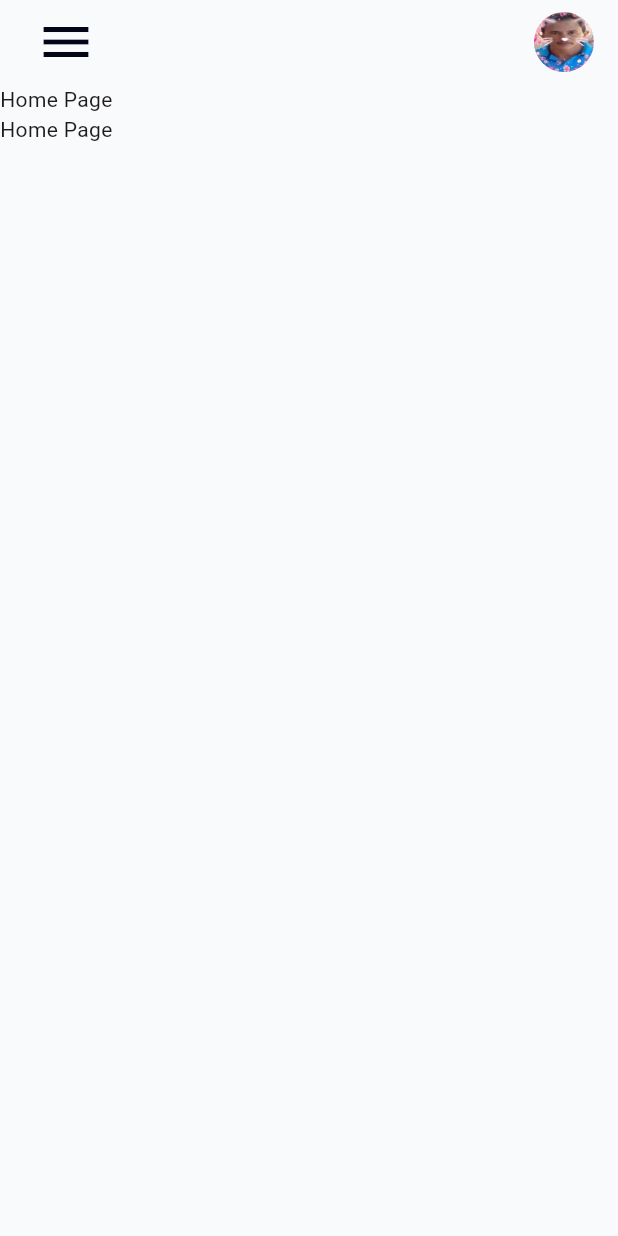
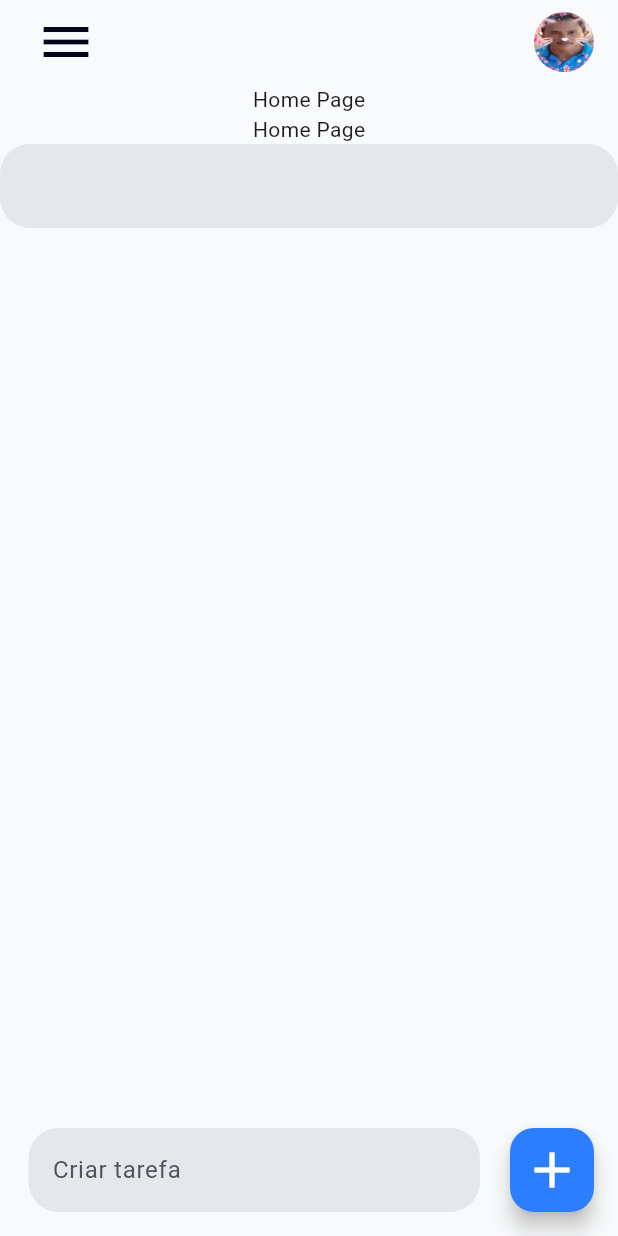
Before and after one commit to NBorego/caneta-azul-app, a Flutter app: the screen it shows after launch, on a phone screen of 412 x 824 dp. Run offline on Flutter 3.47's test engine with Material 3 defaults, Android fonts, the phone set to English and light mode, and no system bars.

Commit message:
input decoration quase feito

```diff
--- a/frontend/lib/pages/home_page.dart
+++ b/frontend/lib/pages/home_page.dart
@@ -21,7 +21,22 @@ class HomePage extends StatelessWidget {
           ],
         ),
       ),
-      body: Column(children: [Text('Home Page'), Text('Home Page')]),
+      body: Column(
+        children: [Text('Home Page'), Text('Home Page'), TextField()],
+      ),
+      floatingActionButton: Row(
+        children: [
+          Expanded(
+            child: Padding(
+              padding: const EdgeInsets.only(left: 35, right: 20),
+              child: TextField(
+                decoration: InputDecoration(labelText: 'Criar tarefa'),
+              ),
+            ),
+          ),
+          FloatingActionButton(onPressed: () {}, child: Icon(Icons.add)),
+        ],
+      ),
     );
   }
 }
--- a/frontend/lib/themes/app_colors.dart
+++ b/frontend/lib/themes/app_colors.dart
@@ -5,6 +5,7 @@ class AppColors {
   static final Color primaryColor = Color(0xFF2B7FFF);
   static final Color dangerColor = Color(0xFFFB2C36);
   static final Color background = Color(0xFFF9FAFB);
+  static final Color input = Color(0xFFE5E7EB);
   static final Color textLight1 = Color(0xFF020618);
   static final Color textLight2 = Color(0xFF52525C);
 
@@ -12,6 +13,7 @@ class AppColors {
   static final Color primaryColorDark = Color(0xFF155DFC);
   static final Color dangerColorDark = Color(0xFFE7000B);
   static final Color backgroundDark = Color(0xFF18181B);
+  static final Color inputDark = Color(0xFF27272A);
   static final Color textDark1 = Color(0xFFE5E7EB);
   static final Color textDark2 = Color(0xFF9F9FA9);
 }
--- a/frontend/lib/themes/app_themes.dart
+++ b/frontend/lib/themes/app_themes.dart
@@ -15,6 +15,21 @@ class AppThemes {
       foregroundColor: Colors.white,
       iconSize: 40,
     ),
+    inputDecorationTheme: InputDecorationTheme(
+      fillColor: AppColors.input,
+      filled: true,
+      labelStyle: TextStyle(color: AppColors.textLight2),
+      floatingLabelBehavior: FloatingLabelBehavior.never,
+      iconColor: AppColors.textLight1,
+      enabledBorder: OutlineInputBorder(
+        borderRadius: BorderRadius.circular(20),
+        borderSide: BorderSide.none,
+      ),
+      focusedBorder: OutlineInputBorder(
+        borderRadius: BorderRadius.circular(20),
+        borderSide: BorderSide(color: AppColors.primaryColor, width: 2),
+      ),
+    ),
   );
 
   static final ThemeData darkTheme = ThemeData(brightness: Brightness.dark);
```
